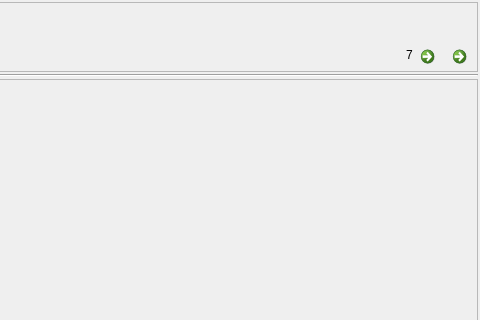
Above: Ui/mainform.ui from golden7602/zion before the change; both pictures show x 611 to 1091 and y 0 to 320 of the 1091 by 648 pixel window. Below: the same form after it.
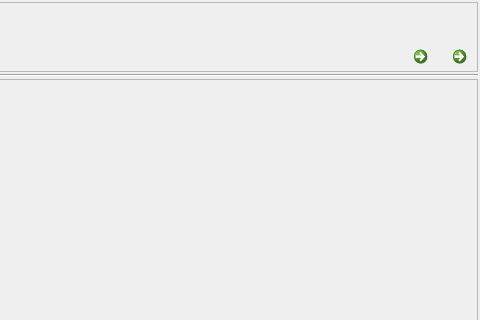
That is the form after the change. Icons and pictures are not drawn.

The edit to the form file:
```diff
--- a/Ui/mainform.ui
+++ b/Ui/mainform.ui
@@ -190,15 +190,14 @@
              <property name="spacing">
               <number>0</number>
              </property>
-             <item>
-              <widget class="QLabel" name="label_UserName">
-               <property name="text">
-                <string>7</string>
-               </property>
-              </widget>
-             </item>
              <item>
               <widget class="QCommandLinkButton" name="ChangeUser">
+               <property name="sizePolicy">
+                <sizepolicy hsizetype="Preferred" vsizetype="Preferred">
+                 <horstretch>0</horstretch>
+                 <verstretch>0</verstretch>
+                </sizepolicy>
+               </property>
                <property name="minimumSize">
                 <size>
                  <width>0</width>
@@ -226,6 +225,18 @@
                </property>
               </widget>
              </item>
+             <item>
+              <widget class="QLabel" name="label_UserName">
+               <property name="font">
+                <font>
+                 <family>Arial</family>
+                </font>
+               </property>
+               <property name="text">
+                <string/>
+               </property>
+              </widget>
+             </item>
              <item>
               <widget class="QCommandLinkButton" name="ChangePassword">
                <property name="minimumSize">
```
